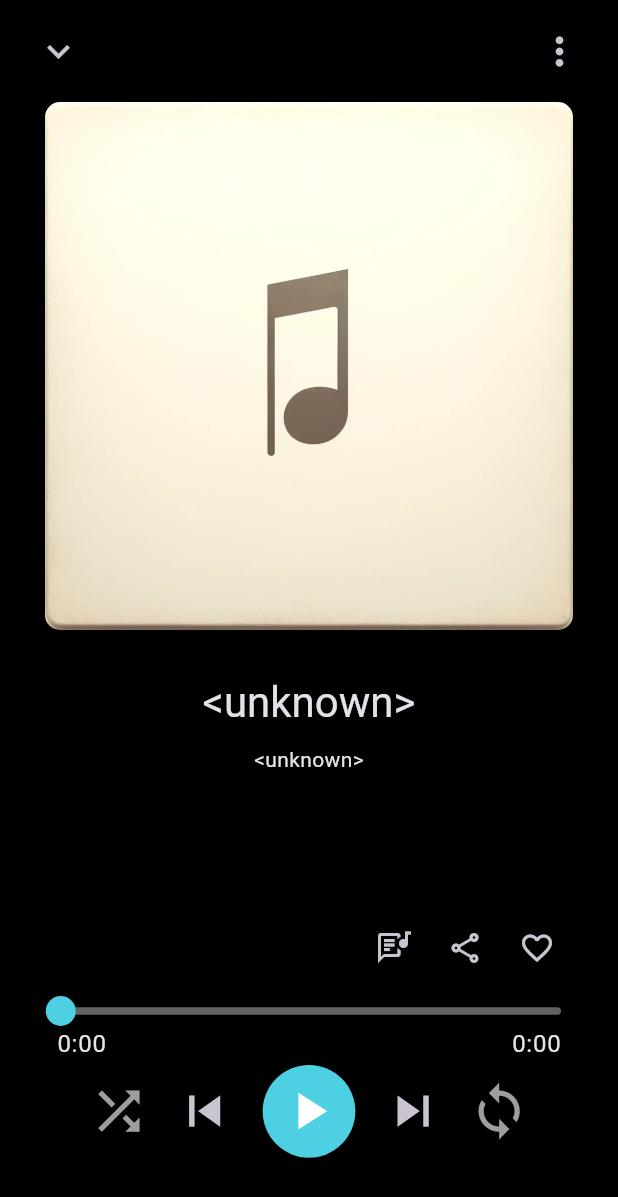
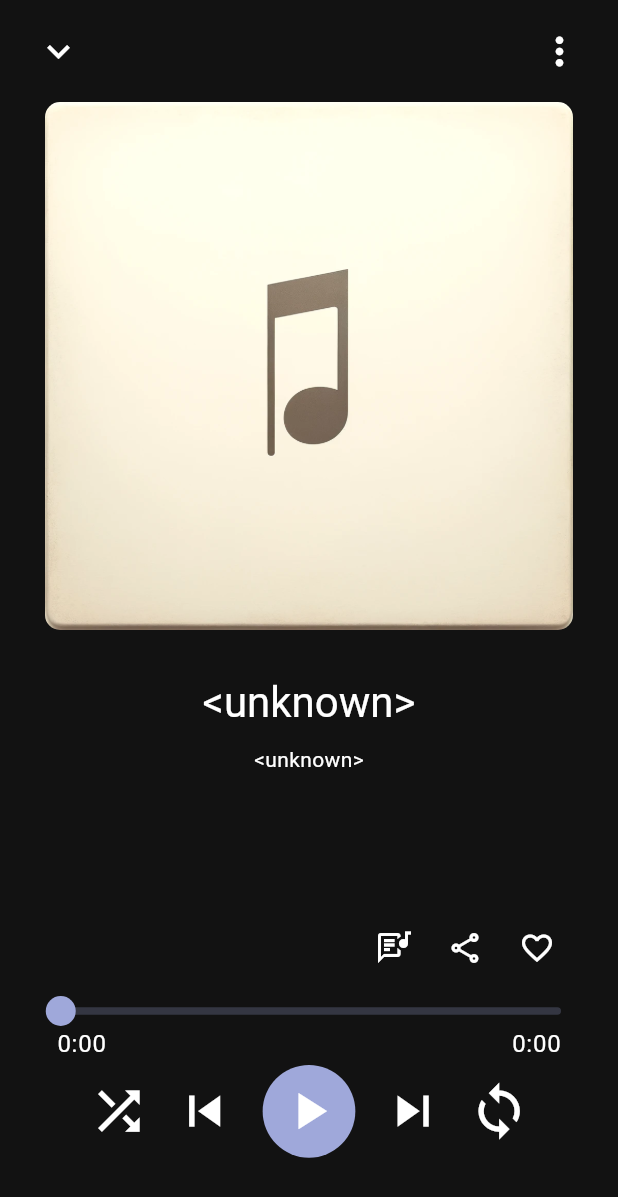
Before and after one commit to WonHyun/mulink, a Flutter app: the MusicPlayerScreen screen opened directly, on a phone screen of 412 x 824 dp. Shown: the top 1197 px of the screen. Run offline on Flutter 3.47's test engine with Material 3 defaults, Android fonts, the phone set to English and light mode, and no system bars; our stand-ins replace audio_service, file_picker, get, get_it, just_audio, marquee and 1 more; missing offline and left inert: flutter_media_metadata.

Commit message:
feat: apply theme color

```diff
--- a/lib/app.dart
+++ b/lib/app.dart
@@ -7,7 +7,11 @@ class App extends StatelessWidget {
   @override
   Widget build(BuildContext context) {
     return MaterialApp(
-      theme: ThemeData.dark(),
+      theme: ThemeData(
+          colorScheme: ColorScheme.dark(
+        primary: Colors.indigo.shade200,
+        secondary: Colors.indigo.shade600,
+      )),
       home: const HomeScreen(),
     );
   }
--- a/lib/service/util/image_util.dart
+++ b/lib/service/util/image_util.dart
@@ -2,11 +2,15 @@ import 'dart:typed_data';
 import 'package:flutter/material.dart' hide Image;
 import 'package:image/image.dart' as img;
 
-Color calculateAverageColor({Uint8List? imageData, double brightness = 0.5}) {
-  if (imageData == null) return Colors.black;
+Color calculateAverageColor({
+  Uint8List? imageData,
+  double brightness = 0.5,
+  required Color themeColor,
+}) {
+  if (imageData == null) return themeColor;
 
   img.Image? image = img.decodeImage(imageData);
-  if (image == null) return Colors.black;
+  if (image == null) return themeColor;
 
   int rTotal = 0, gTotal = 0, bTotal = 0;
   int pixelCount = image.width * image.height;
--- a/lib/ui/common/mini_player/mini_player.dart
+++ b/lib/ui/common/mini_player/mini_player.dart
@@ -21,7 +21,9 @@ class MiniPlayer extends StatelessWidget {
       builder: (_) {
         BorderRadius borderRadius = BorderRadius.circular(50);
         Color playerColor = calculateAverageColor(
-            imageData: playlistController.currentPlayTrack?.albumCover);
+          imageData: playlistController.currentPlayTrack?.albumCover,
+          themeColor: context.theme.colorScheme.surface,
+        );
         return OpenContainer(
             closedElevation: 0,
             closedColor: playerColor,
--- a/lib/ui/common/mini_player/mini_player_controll_panel.dart
+++ b/lib/ui/common/mini_player/mini_player_controll_panel.dart
@@ -18,6 +18,7 @@ class MiniPlayerControllPanel extends StatelessWidget {
             IconButton(
               onPressed: playerController.previous,
               icon: const Icon(Icons.skip_previous),
+              color: context.theme.colorScheme.inverseSurface,
             ),
             PlayStateButton(
               playButtonState: playerController.playButtonState,
@@ -28,6 +29,7 @@ class MiniPlayerControllPanel extends StatelessWidget {
             IconButton(
               onPressed: playerController.next,
               icon: const Icon(Icons.skip_next),
+              color: context.theme.colorScheme.inverseSurface,
             ),
           ],
         );
--- a/lib/ui/music_player_screen/component/play_pause_button.dart
+++ b/lib/ui/music_player_screen/component/play_pause_button.dart
@@ -1,4 +1,5 @@
 import 'package:flutter/material.dart';
+import 'package:get/get.dart';
 
 class PlayPauseButton extends StatelessWidget {
   const PlayPauseButton({
@@ -17,17 +18,17 @@ class PlayPauseButton extends StatelessWidget {
     return Container(
       decoration: BoxDecoration(
         shape: BoxShape.circle,
-        color: Colors.cyan.shade300,
+        color: context.theme.colorScheme.primary,
       ),
       child: Material(
         color: Colors.transparent,
         child: InkWell(
           borderRadius: BorderRadius.circular(100),
-          splashColor: Colors.cyan,
+          splashColor: context.theme.colorScheme.secondary,
           onTap: callback.call,
           child: Icon(
             iconData,
-            color: Colors.white,
+            color: context.theme.colorScheme.inverseSurface,
             size: buttonSize / 1.5,
           ),
         ),
--- a/lib/ui/music_player_screen/component/play_state_button.dart
+++ b/lib/ui/music_player_screen/component/play_state_button.dart
@@ -26,7 +26,7 @@ class PlayStateButton extends StatelessWidget {
         builder: (context) {
           switch (playButtonState) {
             case PlayButtonState.loading:
-              return CircularProgressIndicator(color: Colors.cyan.shade300);
+              return const CircularProgressIndicator();
             case PlayButtonState.playing:
               return PlayPauseButton(
                 callback: pauseCallback.call,
--- a/lib/ui/music_player_screen/component/repeat_button.dart
+++ b/lib/ui/music_player_screen/component/repeat_button.dart
@@ -1,4 +1,5 @@
 import 'package:flutter/material.dart';
+import 'package:get/get.dart';
 import 'package:mulink/controller/player_controller.dart';
 
 class RepeatButton extends StatelessWidget {
@@ -25,8 +26,8 @@ class RepeatButton extends StatelessWidget {
             Icons.loop,
             size: iconSize,
             color: repeatState == RepeatState.off
-                ? Colors.grey
-                : Colors.cyan.shade300,
+                ? context.theme.colorScheme.inverseSurface
+                : context.theme.colorScheme.primary,
           ),
           Builder(
             builder: (context) {
@@ -38,7 +39,7 @@ class RepeatButton extends StatelessWidget {
                     "A",
                     style: TextStyle(
                       fontSize: fontSize,
-                      color: Colors.cyan.shade300,
+                      color: context.theme.colorScheme.primary,
                     ),
                   );
                 case RepeatState.repeatSong:
@@ -46,7 +47,7 @@ class RepeatButton extends StatelessWidget {
                     "1",
                     style: TextStyle(
                       fontSize: fontSize,
-                      color: Colors.cyan.shade300,
+                      color: context.theme.colorScheme.primary,
                     ),
                   );
                 default:
--- a/lib/ui/music_player_screen/component/shuffle_button.dart
+++ b/lib/ui/music_player_screen/component/shuffle_button.dart
@@ -1,4 +1,5 @@
 import 'package:flutter/material.dart';
+import 'package:get/get.dart';
 
 class ShuffleButton extends StatelessWidget {
   const ShuffleButton({
@@ -17,7 +18,9 @@ class ShuffleButton extends StatelessWidget {
     return IconButton(
       onPressed: callback.call,
       icon: Icon(Icons.shuffle, size: iconSize),
-      color: isShuffled ? Colors.cyan.shade300 : Colors.grey,
+      color: isShuffled
+          ? context.theme.colorScheme.primary
+          : context.theme.colorScheme.inverseSurface,
     );
   }
 }
--- a/lib/ui/music_player_screen/layout/audio_progress_bar.dart
+++ b/lib/ui/music_player_screen/layout/audio_progress_bar.dart
@@ -22,10 +22,6 @@ class AudioProgressBar extends StatelessWidget {
             buffered: controller.progressBarState.buffered,
             total: controller.progressBarState.total,
             onSeek: controller.seek,
-            thumbColor: Colors.cyan.shade300,
-            baseBarColor: Colors.grey.shade700,
-            progressBarColor: Colors.cyan.shade300,
-            bufferedBarColor: Colors.grey,
           );
         },
       ),
--- a/lib/ui/music_player_screen/layout/player_controll_panel.dart
+++ b/lib/ui/music_player_screen/layout/player_controll_panel.dart
@@ -35,6 +35,7 @@ class PlayerControllPanel extends StatelessWidget {
               icon: Icon(
                 Icons.skip_previous,
                 size: iconSize,
+                color: context.theme.colorScheme.inverseSurface,
               ),
             ),
             Padding(
@@ -51,6 +52,7 @@ class PlayerControllPanel extends StatelessWidget {
               icon: Icon(
                 Icons.skip_next,
                 size: iconSize,
+                color: context.theme.colorScheme.inverseSurface,
               ),
             ),
             RepeatButton(
--- a/lib/ui/music_player_screen/music_player_screen.dart
+++ b/lib/ui/music_player_screen/music_player_screen.dart
@@ -22,15 +22,16 @@ class MusicPlayerScreen extends StatelessWidget {
       child: GetBuilder<PlaylistController>(
         builder: (_) {
           Color trackColor = calculateAverageColor(
-              imageData: playlistController.currentPlayTrack?.albumCover);
+            imageData: playlistController.currentPlayTrack?.albumCover,
+            themeColor: context.theme.colorScheme.surface,
+          );
           return Scaffold(
-            backgroundColor: Colors.transparent,
             body: Container(
               decoration: BoxDecoration(
                 gradient: LinearGradient(
                   begin: Alignment.topCenter,
                   end: Alignment.bottomCenter,
-                  colors: [Colors.black, trackColor],
+                  colors: [context.theme.colorScheme.surface, trackColor],
                 ),
               ),
               child: Column(
```
